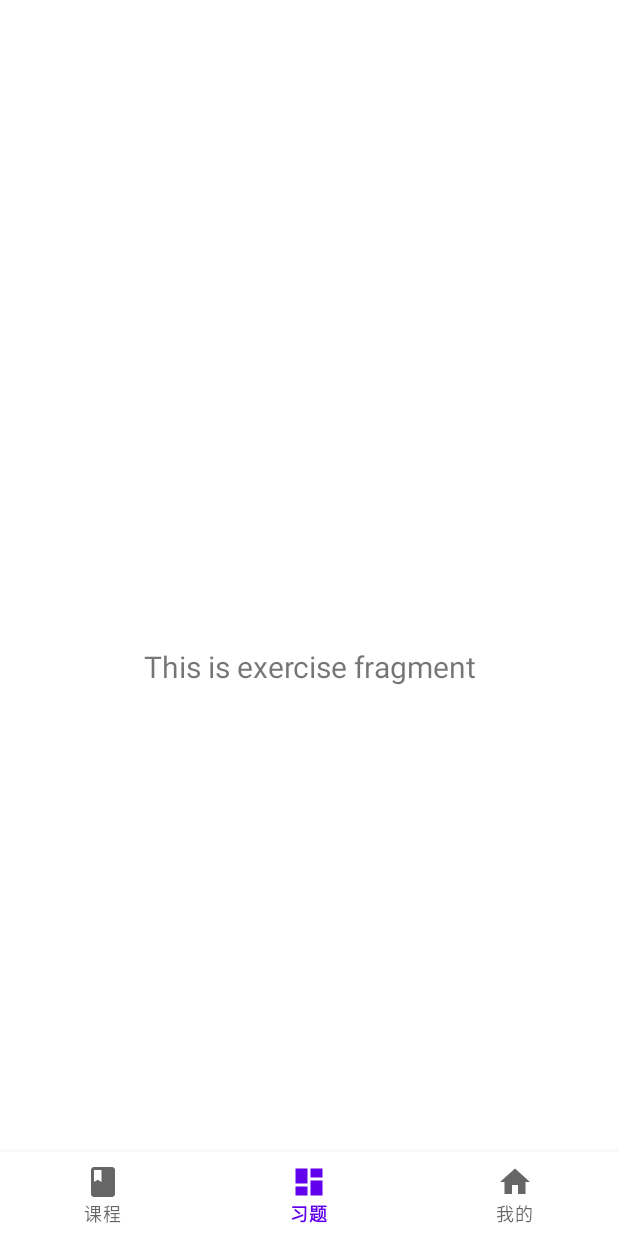
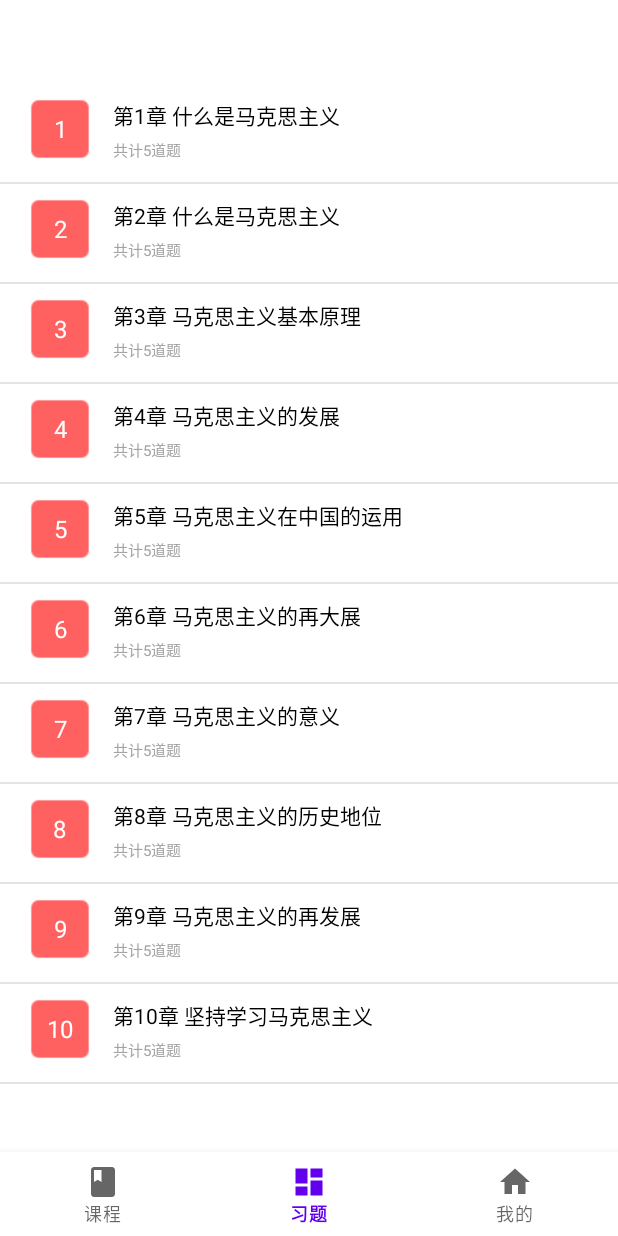
Before and after one commit to Rain-kl/RedCourseAPP, an Android app: the ExerciseFragment screen opened through its navigation route, on a phone screen of 412 x 824 dp. Run offline under Robolectric (Android 15) with nearby library versions, the light colour scheme and no system bars; our stand-ins replace navigation-ui.

Commit message:
能够显示列表

```diff
--- a/app/src/main/java/com/example/myapplication/ui/exercise/ExerciseFragment.java
+++ b/app/src/main/java/com/example/myapplication/ui/exercise/ExerciseFragment.java
@@ -4,35 +4,30 @@ import android.os.Bundle;
 import android.view.LayoutInflater;
 import android.view.View;
 import android.view.ViewGroup;
-import android.widget.TextView;
+import androidx.annotation.NonNull;
+import androidx.annotation.Nullable;
+import androidx.fragment.app.Fragment;
 
-import androidx.annotation.NonNull;
-import androidx.fragment.app.Fragment;
-import androidx.lifecycle.ViewModelProvider;
-
-import com.example.myapplication.databinding.FragmentExerciseBinding;
+import com.example.myapplication.ui.exercise.view.ExercisesView;
 
 public class ExerciseFragment extends Fragment {
 
-    private FragmentExerciseBinding binding;
+    private ExercisesView exercisesView;
 
-    public View onCreateView(@NonNull LayoutInflater inflater,
-                             ViewGroup container, Bundle savedInstanceState) {
-        ExerciseViewModel exerciseViewModel =
-                new ViewModelProvider(this).get(ExerciseViewModel.class);
+    @Nullable
+    @Override
+    public View onCreateView(@NonNull LayoutInflater inflater, @Nullable ViewGroup container, @Nullable Bundle savedInstanceState) {
+        // 创建 ExercisesView 实例
+        exercisesView = new ExercisesView(getActivity());
 
-
-        binding = FragmentExerciseBinding.inflate(inflater, container, false);
-        View root = binding.getRoot();
-
-        final TextView textView = binding.textDashboard;
-        exerciseViewModel.getText().observe(getViewLifecycleOwner(), textView::setText);
-        return root;
+        // 返回 ExercisesView 的视图
+        return exercisesView.getView();
     }
 
     @Override
-    public void onDestroyView() {
-        super.onDestroyView();
-        binding = null;
+    public void onResume() {
+        super.onResume();
+        // 显示视图
+        exercisesView.showView();
     }
 }
--- /dev/null
+++ b/app/src/main/java/com/example/myapplication/ui/exercise/adapter/ExercisesAdapter.java
@@ -0,0 +1,77 @@
+package com.example.myapplication.ui.exercise.adapter;
+
+import android.content.Context;
+import android.view.LayoutInflater;
+import android.view.View;
+import android.view.ViewGroup;
+import android.widget.BaseAdapter;
+import android.widget.LinearLayout;
+import android.widget.TextView;
+
+import com.example.myapplication.R;
+import com.example.myapplication.ui.exercise.bean.ExercisesBean;
+
+import java.util.List;
+
+public class ExercisesAdapter extends BaseAdapter {
+    private List<ExercisesBean>eb1;
+    private Context mContext;
+
+    public ExercisesAdapter(Context mContext){
+        this.mContext=mContext;
+    }
+    public void setData(List<ExercisesBean>  eb1){
+        this.eb1=eb1;
+        notifyDataSetChanged();
+    }
+
+    @Override
+    public int getCount() {
+        return eb1 == null?0:eb1.size();
+    }
+
+    @Override
+    public Object getItem(int position) {
+        return eb1 == null?null:eb1.get(position);
+    }
+
+    @Override
+    public long getItemId(int position) {
+        return position;
+    }
+
+    @Override
+    public View getView(int position, View convertView, ViewGroup parent) {
+        final ViewHolder vh;
+        if(convertView==null){
+            vh=new ViewHolder();
+            convertView= LayoutInflater.from(mContext).inflate(R.layout.exericises_list_item,null);
+            vh.title=convertView.findViewById(R.id.tv_title);
+            vh.content=convertView.findViewById(R.id.tv_content);
+            vh.order=convertView.findViewById(R.id.tv_order);
+            convertView.setTag(vh);
+        }else {
+            vh=(ViewHolder) convertView.getTag();
+        }
+        ExercisesBean bean=(ExercisesBean) getItem(position);
+        if(bean!=null){
+            vh.order.setText(position+1+"");
+            vh.title.setText(bean.title);
+            vh.content.setText(bean.content);
+            vh.order.setBackgroundResource(bean.background);
+        }
+        convertView.setOnClickListener(new View.OnClickListener() {
+            @Override
+            public void onClick(View v) {
+                if(bean==null){
+                    return;
+                }
+            }
+        });
+        return convertView;
+    }
+    class ViewHolder{
+        public TextView title,content;
+        public TextView order;
+    }
+}
--- /dev/null
+++ b/app/src/main/java/com/example/myapplication/ui/exercise/bean/ExercisesBean.java
@@ -0,0 +1,18 @@
+package com.example.myapplication.ui.exercise.bean;
+
+public class ExercisesBean {
+    public int id;
+    public String title;
+    public String content;
+    public int background;
+    public int subjectId;
+    public String subject;
+    public String a;
+    public String b;
+    public String c;
+    public String d;
+    public int answer;
+
+
+    public int select;
+}
--- /dev/null
+++ b/app/src/main/java/com/example/myapplication/ui/exercise/view/ExercisesView.java
@@ -0,0 +1,110 @@
+package com.example.myapplication.ui.exercise.view;
+
+import android.app.Activity;
+import android.view.LayoutInflater;
+import android.view.View;
+import android.widget.ListView;
+
+import com.example.myapplication.R;
+import com.example.myapplication.ui.exercise.adapter.ExercisesAdapter;
+import com.example.myapplication.ui.exercise.bean.ExercisesBean;
+
+import java.util.ArrayList;
+import java.util.List;
+
+public class ExercisesView {
+    private Activity mContent;
+    private final LayoutInflater mInflater;
+    private View mCurrentView;
+    private List<ExercisesBean> eb1;
+
+    public ExercisesView(Activity context){
+        mContent=context;
+        mInflater=LayoutInflater.from(mContent);
+    }
+    public View getView(){
+        if(mCurrentView==null){
+            createView();
+        }
+        return mCurrentView;
+    }
+
+    public void showView(){
+        if(mCurrentView==null){
+            createView();
+        }
+        mCurrentView.setVisibility(View.VISIBLE);
+    }
+    private void createView(){
+        initView();
+    }
+    private void initView(){
+        mCurrentView =mInflater.inflate(R.layout.fragment_exercise,null);
+        ListView lv_list =mCurrentView.findViewById(R.id.lv_list);
+        ExercisesAdapter adapter=new ExercisesAdapter(mContent);
+        initData();
+        adapter.setData(eb1);
+        lv_list.setAdapter(adapter);
+    }
+    private void initData(){
+        eb1=new ArrayList<>();
+        for(int i=0;i<10;i++){
+            ExercisesBean bean=new ExercisesBean();
+            bean.id=i+1;
+            switch (i){
+                case 0:
+                    bean.title="第1章 什么是马克思主义";
+                    bean.content="共计5道题";
+                    bean.background=(R.drawable.exercises_bg_1);
+                    break;
+                case 1:
+                    bean.title="第2章 什么是马克思主义";
+                    bean.content="共计5道题";
+                    bean.background=(R.drawable.exercises_bg_1);
+                    break;
+                case 2:
+                    bean.title="第3章 马克思主义基本原理";
+                    bean.content="共计5道题";
+                    bean.background=(R.drawable.exercises_bg_1);
+                    break;
+                case 3:
+                    bean.title="第4章 马克思主义的发展";
+                    bean.content="共计5道题";
+                    bean.background=(R.drawable.exercises_bg_1);
+                    break;
+                case 4:
+                    bean.title="第5章 马克思主义在中国的运用";
+                    bean.content="共计5道题";
+                    bean.background=(R.drawable.exercises_bg_1);
+                    break;
+                case 5:
+                    bean.title="第6章 马克思主义的再大展";
+                    bean.content="共计5道题";
+                    bean.background=(R.drawable.exercises_bg_1);
+                    break;
+                case 6:
+                    bean.title="第7章 马克思主义的意义";
+                    bean.content="共计5道题";
+                    bean.background=(R.drawable.exercises_bg_1);
+                    break;
+                case 7:
+                    bean.title="第8章 马克思主义的历史地位";
+                    bean.content="共计5道题";
+                    bean.background=(R.drawable.exercises_bg_1);
+                    break;
+                case 8:
+                    bean.title="第9章 马克思主义的再发展";
+                    bean.content="共计5道题";
+                    bean.background=(R.drawable.exercises_bg_1);
+                    break;
+                case 9:
+                    bean.title="第10章 坚持学习马克思主义";
+                    bean.content="共计5道题";
+                    bean.background=(R.drawable.exercises_bg_1);
+                    break;
+            }
+            eb1.add(bean);
+        }
+    }
+
+}
--- /dev/null
+++ b/app/src/main/res/layout/exericises_list_item.xml
@@ -0,0 +1,50 @@
+<?xml version="1.0" encoding="utf-8"?>
+<LinearLayout xmlns:android="http://schemas.android.com/apk/res/android"
+    android:layout_width="match_parent"
+    android:layout_height="wrap_content"
+    android:background="@color/white"
+    android:orientation="horizontal"
+    android:paddingLeft="10dp"
+    android:paddingTop="10dp"
+    android:paddingRight="10dp"
+    android:paddingBottom="15dp">
+
+    <TextView
+        android:id="@+id/tv_order"
+        android:layout_width="40dp"
+        android:layout_height="40dp"
+        android:layout_gravity="center_vertical"
+        android:layout_marginLeft="10dp"
+        android:background="@drawable/exercises_bg_1"
+        android:gravity="center"
+        android:textColor="@color/white"
+        android:textSize="16sp" />
+
+    <LinearLayout
+        android:layout_width="fill_parent"
+        android:layout_height="fill_parent"
+        android:layout_marginLeft="15dp"
+        android:orientation="vertical">
+
+        <TextView
+            android:id="@+id/tv_title"
+            android:layout_width="match_parent"
+            android:layout_height="1dp"
+            android:layout_weight="2"
+            android:singleLine="true"
+            android:text="第一章 什么是马克思主义"
+            android:textColor="#000000"
+            android:textSize="14sp" />
+
+        <TextView
+            android:id="@+id/tv_content"
+            android:layout_width="match_parent"
+            android:layout_height="1dp"
+            android:layout_weight="1"
+            android:singleLine="true"
+            android:text="共计5题"
+            android:textColor="#a3a3a3"
+            android:textSize="10sp" />
+
+    </LinearLayout>
+</LinearLayout>
--- a/app/src/main/res/layout/fragment_exercise.xml
+++ b/app/src/main/res/layout/fragment_exercise.xml
@@ -1,22 +1,18 @@
 <?xml version="1.0" encoding="utf-8"?>
-<androidx.constraintlayout.widget.ConstraintLayout xmlns:android="http://schemas.android.com/apk/res/android"
-    xmlns:app="http://schemas.android.com/apk/res-auto"
-    xmlns:tools="http://schemas.android.com/tools"
-    android:layout_width="match_parent"
-    android:layout_height="match_parent"
-    tools:context=".ui.exercise.ExerciseFragment">
+<LinearLayout xmlns:android="http://schemas.android.com/apk/res/android"
+                    android:orientation="vertical"
+                    android:background="@color/white"
+                    android:layout_width="match_parent"
+                    android:layout_height="match_parent">
+    <ListView
+        android:id="@+id/lv_list"
+        android:layout_marginBottom="0dp"
+        android:divider="#E4E4E4"
+        android:dividerHeight="1dp"
+        android:layout_width="fill_parent"
+        android:layout_height="fill_parent">
 
-    <TextView
-        android:id="@+id/text_dashboard"
-        android:layout_width="match_parent"
-        android:layout_height="wrap_content"
-        android:layout_marginStart="8dp"
-        android:layout_marginTop="8dp"
-        android:layout_marginEnd="8dp"
-        android:textAlignment="center"
-        android:textSize="20sp"
-        app:layout_constraintBottom_toBottomOf="parent"
-        app:layout_constraintEnd_toEndOf="parent"
-        app:layout_constraintStart_toStartOf="parent"
-        app:layout_constraintTop_toTopOf="parent" />
-</androidx.constraintlayout.widget.ConstraintLayout>
+
+    </ListView>
+
+</LinearLayout>
```
Also changed, not shown: app/src/main/res/drawable/exercises_bg_1.png (added), app/src/main/res/drawable/exercises_bg_2.png (added), app/src/main/res/drawable/exercises_bg_3.png (added), app/src/main/res/drawable/exercises_bg_4.png (added).
